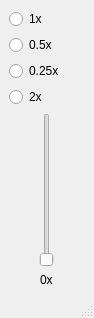
Qt form UI/animation_playback_speed.ui (HaydenGuy/Maya_Animation_Playback_Speed) before a commit.
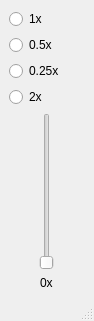
The same form after that commit. Icons and pictures are not drawn.

Commit message: Set name for slider label and set minimum height and width

Diff of the .ui file:
```diff
--- a/UI/animation_playback_speed.ui
+++ b/UI/animation_playback_speed.ui
@@ -7,9 +7,15 @@
     <x>0</x>
     <y>0</y>
     <width>94</width>
-    <height>318</height>
+    <height>321</height>
    </rect>
   </property>
+  <property name="minimumSize">
+   <size>
+    <width>94</width>
+    <height>321</height>
+   </size>
+  </property>
   <property name="windowTitle">
    <string/>
   </property>
```
Left out of the diff: 8 changed lines with no effect on the pictures. The commit also changes 2 other files.
